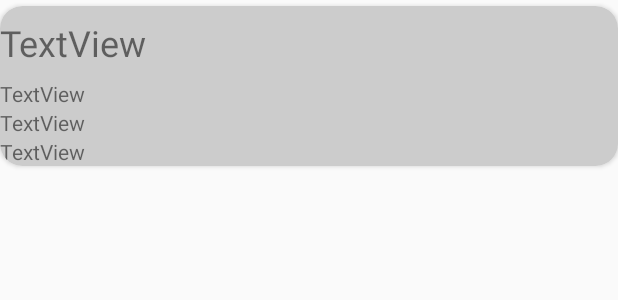
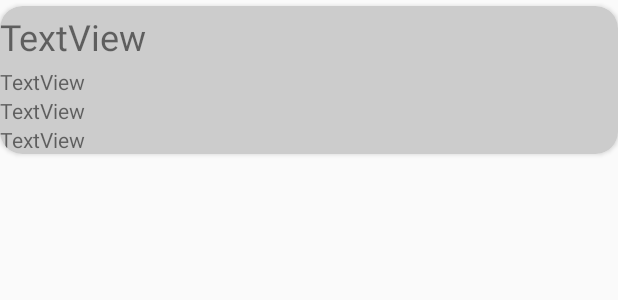
Before and after one commit to QiaoYangKe/PageDemo, an Android app: the layout cell.xml on its own in the app's theme, with its tools: preview values and no code run, on a phone screen of 412 x 824 dp. Shown: the top 300 px of the screen. Run offline under Robolectric (Android 15) with nearby library versions, the phone set to English and light mode, and no system bars.

```diff
--- a/app/src/main/java/com/example/pagedemo/MyPagedAdaper.java
+++ b/app/src/main/java/com/example/pagedemo/MyPagedAdaper.java
@@ -6,10 +6,15 @@ import android.view.ViewGroup;
 import android.widget.TextView;
 
 import androidx.annotation.NonNull;
+import androidx.paging.DataSource;
 import androidx.paging.PagedListAdapter;
 import androidx.recyclerview.widget.AsyncDifferConfig;
 import androidx.recyclerview.widget.DiffUtil;
 import androidx.recyclerview.widget.RecyclerView;
+import androidx.room.Database;
+
+import java.util.ArrayList;
+import java.util.List;
 
 public class MyPagedAdaper extends PagedListAdapter<Task, MyPagedAdaper.MyViewHolder> {
 
--- a/app/src/main/res/layout/cell.xml
+++ b/app/src/main/res/layout/cell.xml
@@ -28,8 +28,8 @@
                 android:id="@+id/textView"
                 android:layout_width="match_parent"
                 android:layout_height="wrap_content"
-                android:layout_marginTop="8dp"
-                android:layout_marginBottom="8dp"
+                android:layout_marginTop="4dp"
+                android:layout_marginBottom="4dp"
                 android:text="TextView"
                 android:textSize="24sp" />
 
--- a/app/src/main/res/values/colors.xml
+++ b/app/src/main/res/values/colors.xml
@@ -1,7 +1,7 @@
 <?xml version="1.0" encoding="utf-8"?>
 <resources>
-    <color name="colorPrimary">#6200EE</color>
-    <color name="colorPrimaryDark">#3700B3</color>
-    <color name="colorAccent">#03DAC5</color>
+    <color name="colorPrimary">#006699</color>
+    <color name="colorPrimaryDark">#003366</color>
+    <color name="colorAccent">#000000</color>
     <color name="colorGray">#CCCCCC</color>
 </resources>
--- a/app/src/main/res/values/strings.xml
+++ b/app/src/main/res/values/strings.xml
@@ -1,4 +1,3 @@
 <resources>
     <string name="app_name">PageDemo</string>
-    <string name="button">搜索</string>
 </resources>
```
Also changed, not shown: app/src/main/java/com/example/pagedemo/MainActivity.java (+15 -9 lines), app/src/main/res/drawable/ic_zoom_in_black_24dp.xml (added, +9 -0 lines), app/src/main/res/layout/activity_main.xml (+8 -7 lines).
